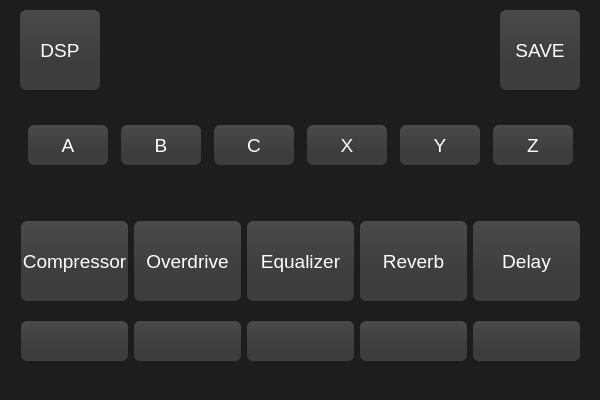
First picture: the form in CrimsonGUI/mainwindow.ui, repository eduardosacco/crimsonfx, before the edit.
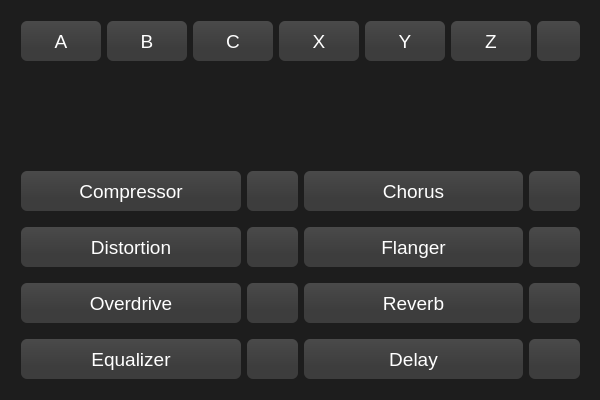
Second picture: the form after the edit. Icons and pictures are not drawn.

The edit to the form file:
```diff
--- a/CrimsonGUI/mainwindow.ui
+++ b/CrimsonGUI/mainwindow.ui
@@ -47,40 +47,26 @@
     <property name="geometry">
      <rect>
       <x>10</x>
-      <y>196</y>
+      <y>150</y>
       <width>581</width>
-      <height>191</height>
+      <height>251</height>
      </rect>
     </property>
     <layout class="QGridLayout" name="gridLayout">
-     <item row="1" column="1">
-      <widget class="QPushButton" name="btnOverdrive1Settings">
-       <property name="minimumSize">
-        <size>
-         <width>0</width>
-         <height>40</height>
-        </size>
+     <property name="sizeConstraint">
+      <enum>QLayout::SetDefaultConstraint</enum>
+     </property>
+     <item row="3" column="2">
+      <widget class="QPushButton" name="btnEqualizerSettings">
+       <property name="sizePolicy">
+        <sizepolicy hsizetype="Fixed" vsizetype="Fixed">
+         <horstretch>0</horstretch>
+         <verstretch>0</verstretch>
+        </sizepolicy>
        </property>
-       <property name="text">
-        <string/>
-       </property>
-       <property name="icon">
-        <iconset resource="resources.qrc">
-         <normaloff>:/img/img/settings.png</normaloff>:/img/img/settings.png</iconset>
-       </property>
-       <property name="iconSize">
-        <size>
-         <width>35</width>
-         <height>35</height>
-        </size>
-       </property>
-      </widget>
-     </item>
-     <item row="1" column="2">
-      <widget class="QPushButton" name="btnEqualizerSet">
        <property name="minimumSize">
         <size>
-         <width>0</width>
+         <width>40</width>
          <height>40</height>
         </size>
        </property>
@@ -99,10 +85,10 @@
        </property>
       </widget>
      </item>
-     <item row="0" column="2">
-      <widget class="QPushButton" name="btnEqualizerState">
+     <item row="2" column="3">
+      <widget class="QPushButton" name="btnReverb1State">
        <property name="sizePolicy">
-        <sizepolicy hsizetype="Minimum" vsizetype="Fixed">
+        <sizepolicy hsizetype="MinimumExpanding" vsizetype="Fixed">
          <horstretch>0</horstretch>
          <verstretch>0</verstretch>
         </sizepolicy>
@@ -110,11 +96,11 @@
        <property name="minimumSize">
         <size>
          <width>80</width>
-         <height>80</height>
+         <height>40</height>
         </size>
        </property>
        <property name="text">
-        <string>Equalizer</string>
+        <string>Reverb</string>
        </property>
        <property name="checkable">
         <bool>true</bool>
@@ -122,31 +108,9 @@
       </widget>
      </item>
      <item row="0" column="1">
-      <widget class="QPushButton" name="btnOverdrive1State">
-       <property name="sizePolicy">
-        <sizepolicy hsizetype="Minimum" vsizetype="Fixed">
-         <horstretch>0</horstretch>
-         <verstretch>0</verstretch>
-        </sizepolicy>
-       </property>
-       <property name="minimumSize">
-        <size>
-         <width>80</width>
-         <height>80</height>
-        </size>
-       </property>
-       <property name="text">
-        <string>Overdrive</string>
-       </property>
-       <property name="checkable">
-        <bool>true</bool>
-       </property>
-      </widget>
-     </item>
-     <item row="0" column="0">
       <widget class="QPushButton" name="btnCompressorState">
        <property name="sizePolicy">
-        <sizepolicy hsizetype="Minimum" vsizetype="Fixed">
+        <sizepolicy hsizetype="MinimumExpanding" vsizetype="Fixed">
          <horstretch>0</horstretch>
          <verstretch>0</verstretch>
         </sizepolicy>
@@ -154,7 +118,7 @@
        <property name="minimumSize">
         <size>
          <width>80</width>
-         <height>80</height>
+         <height>40</height>
         </size>
        </property>
        <property name="text">
@@ -165,10 +129,61 @@
        </property>
       </widget>
      </item>
-     <item row="0" column="4">
+     <item row="2" column="4">
+      <widget class="QPushButton" name="btnReverb1Settings">
+       <property name="sizePolicy">
+        <sizepolicy hsizetype="Fixed" vsizetype="Fixed">
+         <horstretch>0</horstretch>
+         <verstretch>0</verstretch>
+        </sizepolicy>
+       </property>
+       <property name="minimumSize">
+        <size>
+         <width>40</width>
+         <height>40</height>
+        </size>
+       </property>
+       <property name="text">
+        <string/>
+       </property>
+       <property name="icon">
+        <iconset resource="resources.qrc">
+         <normaloff>:/img/img/settings.png</normaloff>:/img/img/settings.png</iconset>
+       </property>
+       <property name="iconSize">
+        <size>
+         <width>35</width>
+         <height>35</height>
+        </size>
+       </property>
+      </widget>
+     </item>
+     <item row="3" column="1">
+      <widget class="QPushButton" name="btnEqualizerState">
+       <property name="sizePolicy">
+        <sizepolicy hsizetype="MinimumExpanding" vsizetype="Fixed">
+         <horstretch>0</horstretch>
+         <verstretch>0</verstretch>
+        </sizepolicy>
+       </property>
+       <property name="minimumSize">
+        <size>
+         <width>80</width>
+         <height>40</height>
+        </size>
+       </property>
+       <property name="text">
+        <string>Equalizer</string>
+       </property>
+       <property name="checkable">
+        <bool>true</bool>
+       </property>
+      </widget>
+     </item>
+     <item row="3" column="3">
       <widget class="QPushButton" name="btnDelay1State">
        <property name="sizePolicy">
-        <sizepolicy hsizetype="Minimum" vsizetype="Fixed">
+        <sizepolicy hsizetype="MinimumExpanding" vsizetype="Fixed">
          <horstretch>0</horstretch>
          <verstretch>0</verstretch>
         </sizepolicy>
@@ -176,7 +191,7 @@
        <property name="minimumSize">
         <size>
          <width>80</width>
-         <height>80</height>
+         <height>40</height>
         </size>
        </property>
        <property name="text">
@@ -187,56 +202,199 @@
        </property>
       </widget>
      </item>
-     <item row="0" column="3">
-      <widget class="QPushButton" name="btnReverb1State">
+     <item row="2" column="2">
+      <widget class="QPushButton" name="btnOverdrive1Settings">
        <property name="sizePolicy">
-        <sizepolicy hsizetype="Minimum" vsizetype="Fixed">
+        <sizepolicy hsizetype="Fixed" vsizetype="Fixed">
          <horstretch>0</horstretch>
          <verstretch>0</verstretch>
         </sizepolicy>
        </property>
        <property name="minimumSize">
         <size>
+         <width>40</width>
+         <height>40</height>
+        </size>
+       </property>
+       <property name="text">
+        <string/>
+       </property>
+       <property name="icon">
+        <iconset resource="resources.qrc">
+         <normaloff>:/img/img/settings.png</normaloff>:/img/img/settings.png</iconset>
+       </property>
+       <property name="iconSize">
+        <size>
+         <width>35</width>
+         <height>35</height>
+        </size>
+       </property>
+      </widget>
+     </item>
+     <item row="2" column="1">
+      <widget class="QPushButton" name="btnOverdrive1State">
+       <property name="sizePolicy">
+        <sizepolicy hsizetype="MinimumExpanding" vsizetype="Fixed">
+         <horstretch>0</horstretch>
+         <verstretch>0</verstretch>
+        </sizepolicy>
+       </property>
+       <property name="minimumSize">
+        <size>
          <width>80</width>
-         <height>80</height>
+         <height>40</height>
         </size>
        </property>
        <property name="text">
-        <string>Reverb</string>
+        <string>Overdrive</string>
        </property>
        <property name="checkable">
         <bool>true</bool>
        </property>
       </widget>
      </item>
+     <item row="0" column="2">
+      <widget class="QPushButton" name="btnCompressorSettings">
+       <property name="sizePolicy">
+        <sizepolicy hsizetype="Fixed" vsizetype="Fixed">
+         <horstretch>0</horstretch>
+         <verstretch>0</verstretch>
+        </sizepolicy>
+       </property>
+       <property name="minimumSize">
+        <size>
+         <width>40</width>
+         <height>40</height>
+        </size>
+       </property>
+       <property name="text">
+        <string/>
+       </property>
+       <property name="icon">
+        <iconset resource="resources.qrc">
+         <normaloff>:/img/img/settings.png</normaloff>:/img/img/settings.png</iconset>
+       </property>
+       <property name="iconSize">
+        <size>
+         <width>35</width>
+         <height>35</height>
+        </size>
+       </property>
+      </widget>
+     </item>
+     <item row="3" column="4">
+      <widget class="QPushButton" name="btnDelay1Settings">
+       <property name="sizePolicy">
+        <sizepolicy hsizetype="Fixed" vsizetype="Fixed">
+         <horstretch>0</horstretch>
+         <verstretch>0</verstretch>
+        </sizepolicy>
+       </property>
+       <property name="minimumSize">
+        <size>
+         <width>40</width>
+         <height>40</height>
+        </size>
+       </property>
+       <property name="text">
+        <string/>
+       </property>
+       <property name="icon">
+        <iconset resource="resources.qrc">
+         <normaloff>:/img/img/settings.png</normaloff>:/img/img/settings.png</iconset>
+       </property>
+       <property name="iconSize">
+        <size>
+         <width>35</width>
+         <height>35</height>
+        </size>
+       </property>
+      </widget>
+     </item>
+     <item row="1" column="1">
+      <widget class="QPushButton" name="btnDistortionState">
+       <property name="sizePolicy">
+        <sizepolicy hsizetype="MinimumExpanding" vsizetype="Fixed">
+         <horstretch>0</horstretch>
+         <verstretch>0</verstretch>
+        </sizepolicy>
+       </property>
+       <property name="minimumSize">
+        <size>
+         <width>80</width>
+         <height>40</height>
+        </size>
+       </property>
+       <property name="text">
+        <string>Distortion</string>
+       </property>
+       <property name="checkable">
+        <bool>true</bool>
+       </property>
+      </widget>
+     </item>
+     <item row="1" column="2">
+      <widget class="QPushButton" name="btnDistortionSettings">
+       <property name="sizePolicy">
+        <sizepolicy hsizetype="Fixed" vsizetype="Fixed">
+         <horstretch>0</horstretch>
+         <verstretch>0</verstretch>
+        </sizepolicy>
+       </property>
+       <property name="minimumSize">
+        <size>
+         <width>40</width>
+         <height>40</height>
+        </size>
+       </property>
+       <property name="text">
+        <string/>
+       </property>
+       <property name="icon">
+        <iconset resource="resources.qrc">
+         <normaloff>:/img/img/settings.png</normaloff>:/img/img/settings.png</iconset>
+       </property>
+       <property name="iconSize">
+        <size>
+         <width>35</width>
+         <height>35</height>
+        </size>
+       </property>
+      </widget>
+     </item>
      <item row="1" column="3">
-      <widget class="QPushButton" name="btnReverb1Settings">
+      <widget class="QPushButton" name="btnFlangerState">
+       <property name="sizePolicy">
+        <sizepolicy hsizetype="MinimumExpanding" vsizetype="Fixed">
+         <horstretch>0</horstretch>
+         <verstretch>0</verstretch>
+        </sizepolicy>
+       </property>
        <property name="minimumSize">
         <size>
-         <width>0</width>
+         <width>80</width>
          <height>40</height>
         </size>
        </property>
        <property name="text">
-        <string/>
+        <string>Flanger</string>
        </property>
-       <property name="icon">
-        <iconset resource="resources.qrc">
-         <normaloff>:/img/img/settings.png</normaloff>:/img/img/settings.png</iconset>
-       </property>
-       <property name="iconSize">
-        <size>
-         <width>35</width>
-         <height>35</height>
-        </size>
+       <property name="checkable">
+        <bool>true</bool>
        </property>
       </widget>
      </item>
      <item row="1" column="4">
-      <widget class="QPushButton" name="btnDelay1Settings">
+      <widget class="QPushButton" name="btnFlangerSettings">
+       <property name="sizePolicy">
+        <sizepolicy hsizetype="Fixed" vsizetype="Fixed">
+         <horstretch>0</horstretch>
+         <verstretch>0</verstretch>
+        </sizepolicy>
+       </property>
        <property name="minimumSize">
         <size>
-         <width>0</width>
+         <width>40</width>
          <height>40</height>
         </size>
        </property>
@@ -255,8 +413,36 @@
        </property>
       </widget>
      </item>
-     <item row="1" column="0">
-      <widget class="QPushButton" name="btnCompressorSettings">
+     <item row="0" column="3">
+      <widget class="QPushButton" name="btnChorusState">
+       <property name="sizePolicy">
+        <sizepolicy hsizetype="MinimumExpanding" vsizetype="Fixed">
+         <horstretch>0</horstretch>
+         <verstretch>0</verstretch>
+        </sizepolicy>
+       </property>
+       <property name="minimumSize">
+        <size>
+         <width>80</width>
+         <height>40</height>
+        </size>
+       </property>
+       <property name="text">
+        <string>Chorus</string>
+       </property>
+       <property name="checkable">
+        <bool>true</bool>
+       </property>
+      </widget>
+     </item>
+     <item row="0" column="4">
+      <widget class="QPushButton" name="btnChorusSettings">
+       <property name="sizePolicy">
+        <sizepolicy hsizetype="Fixed" vsizetype="Fixed">
+         <horstretch>0</horstretch>
+         <verstretch>0</verstretch>
+        </sizepolicy>
+       </property>
        <property name="minimumSize">
         <size>
          <width>40</width>
@@ -284,9 +470,9 @@
     <property name="geometry">
      <rect>
       <x>10</x>
-      <y>100</y>
+      <y>10</y>
       <width>581</width>
-      <height>91</height>
+      <height>61</height>
      </rect>
     </property>
     <layout class="QHBoxLayout" name="horizontalLayout">
@@ -404,15 +590,44 @@
        </property>
       </widget>
      </item>
+     <item>
+      <widget class="QPushButton" name="btnSave">
+       <property name="sizePolicy">
+        <sizepolicy hsizetype="Fixed" vsizetype="Fixed">
+         <horstretch>0</horstretch>
+         <verstretch>0</verstretch>
+        </sizepolicy>
+       </property>
+       <property name="minimumSize">
+        <size>
+         <width>40</width>
+         <height>40</height>
+        </size>
+       </property>
+       <property name="text">
+        <string/>
+       </property>
+       <property name="icon">
+        <iconset resource="resources.qrc">
+         <normaloff>:/img/img/save.png</normaloff>:/img/img/save.png</iconset>
+       </property>
+       <property name="iconSize">
+        <size>
+         <width>25</width>
+         <height>25</height>
+        </size>
+       </property>
+      </widget>
+     </item>
     </layout>
    </widget>
    <widget class="QLabel" name="label">
     <property name="geometry">
      <rect>
-      <x>190</x>
-      <y>10</y>
-      <width>221</width>
-      <height>81</height>
+      <x>160</x>
+      <y>90</y>
+      <width>271</width>
+      <height>41</height>
      </rect>
     </property>
     <property name="text">
@@ -425,56 +640,6 @@
      <bool>true</bool>
     </property>
    </widget>
-   <widget class="QPushButton" name="btnSave">
-    <property name="geometry">
-     <rect>
-      <x>500</x>
-      <y>10</y>
-      <width>80</width>
-      <height>80</height>
-     </rect>
-    </property>
-    <property name="sizePolicy">
-     <sizepolicy hsizetype="Fixed" vsizetype="Fixed">
-      <horstretch>0</horstretch>
-      <verstretch>0</verstretch>
-     </sizepolicy>
-    </property>
-    <property name="minimumSize">
-     <size>
-      <width>80</width>
-      <height>80</height>
-     </size>
-    </property>
-    <property name="text">
-     <string>SAVE</string>
-    </property>
-   </widget>
-   <widget class="QPushButton" name="btnDSPOnOff">
-    <property name="geometry">
-     <rect>
-      <x>20</x>
-      <y>10</y>
-      <width>80</width>
-      <height>80</height>
-     </rect>
-    </property>
-    <property name="sizePolicy">
-     <sizepolicy hsizetype="Fixed" vsizetype="Fixed">
-      <horstretch>0</horstretch>
-      <verstretch>0</verstretch>
-     </sizepolicy>
-    </property>
-    <property name="minimumSize">
-     <size>
-      <width>80</width>
-      <height>80</height>
-     </size>
-    </property>
-    <property name="text">
-     <string>DSP</string>
-    </property>
-   </widget>
   </widget>
  </widget>
  <layoutdefault spacing="6" margin="11"/>
```
